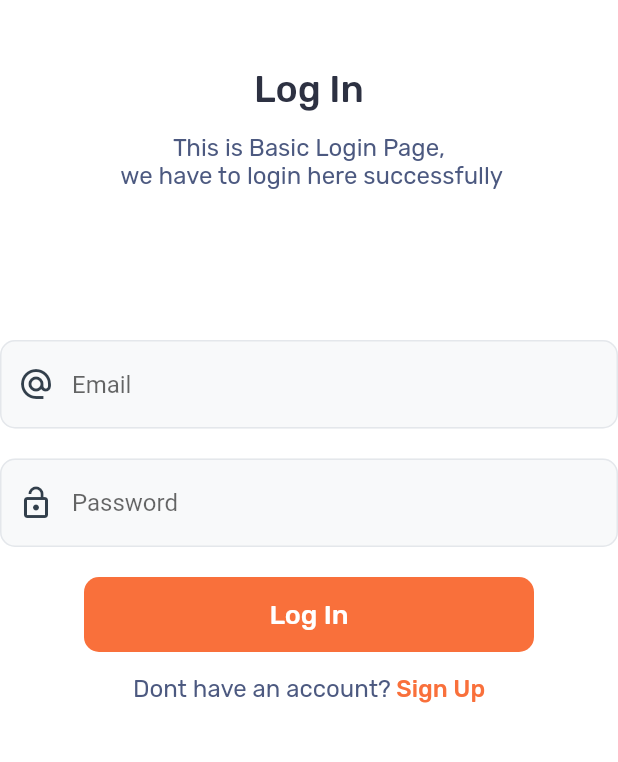
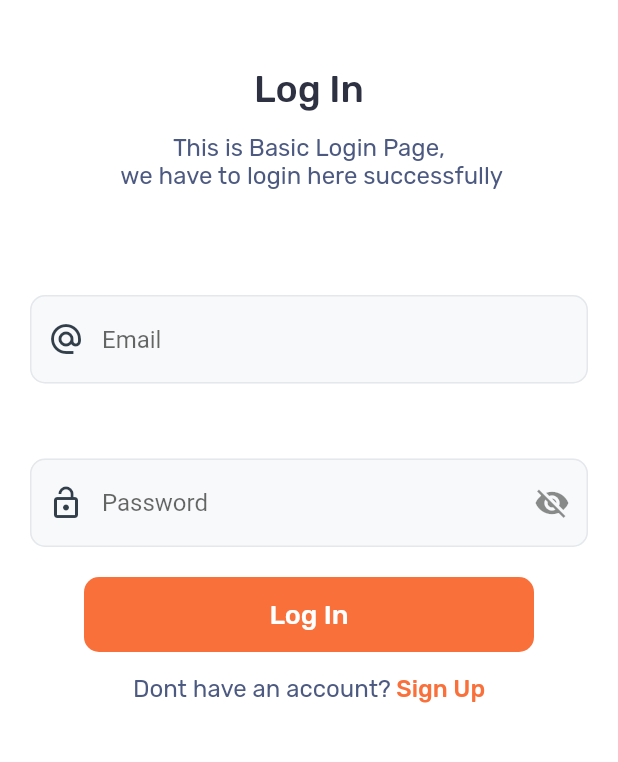
Before and after one commit to atik-sabuj/M-Box-Login-UI-main, a Flutter app: the screen it shows after launch, on a phone screen of 412 x 824 dp, the part 158-920 px from its top. Run offline on Flutter 3.47's test engine with Material 2 defaults, Android fonts, the phone set to English and light mode, and no system bars.

Commit message:
Log In Page Done

```diff
--- a/lib/main.dart
+++ b/lib/main.dart
@@ -79,16 +79,22 @@ class MyApp extends StatelessWidget {
                   ),
                 ),
                 const SizedBox(
-                  height: 100,
+                  height: 50,
                 ),
-                TextFormField(
+                Padding(
+                  padding: const EdgeInsets.symmetric(
+                    horizontal: 20,
+                    vertical: 20,
+                  ),
+                  child: TextFormField(
                     decoration: InputDecoration(
                       hintText: 'Email',
                       fillColor: const Color(0xffF8F9FA),
                       filled: true,
                       prefixIcon: const Icon(
                         Icons.alternate_email,
-                      color: Color(0xff323F4B),),
+                        color: Color(0xff323F4B),
+                      ),
                       focusedBorder: OutlineInputBorder(
                         borderSide: const BorderSide(
                           color: Color(0xffE4E7EB),
@@ -103,19 +109,22 @@ class MyApp extends StatelessWidget {
                       ),
                     ),
                   ),
-
+                ),
                 const SizedBox(
                   height: 20,
                 ),
-
-                TextFormField(
+                Padding(
+                  padding: const EdgeInsets.only(left: 20, right: 20, top: 10),
+                  child: TextFormField(
                     decoration: InputDecoration(
                       hintText: 'Password',
                       fillColor: const Color(0xffF8F9FA),
                       filled: true,
                       prefixIcon: const Icon(
                         Icons.lock_open,
-                      color: Color(0xff323F4B),),
+                        color: Color(0xff323F4B),
+                      ),
+                      suffixIcon: Icon(Icons.visibility_off),
                       focusedBorder: OutlineInputBorder(
                         borderSide: const BorderSide(
                           color: Color(0xffE4E7EB),
@@ -130,7 +139,7 @@ class MyApp extends StatelessWidget {
                       ),
                     ),
                   ),
-
+                ),
                 const SizedBox(
                   height: 20,
                 ),
```
Lines whose indentation alone changed are shown as unchanged.
